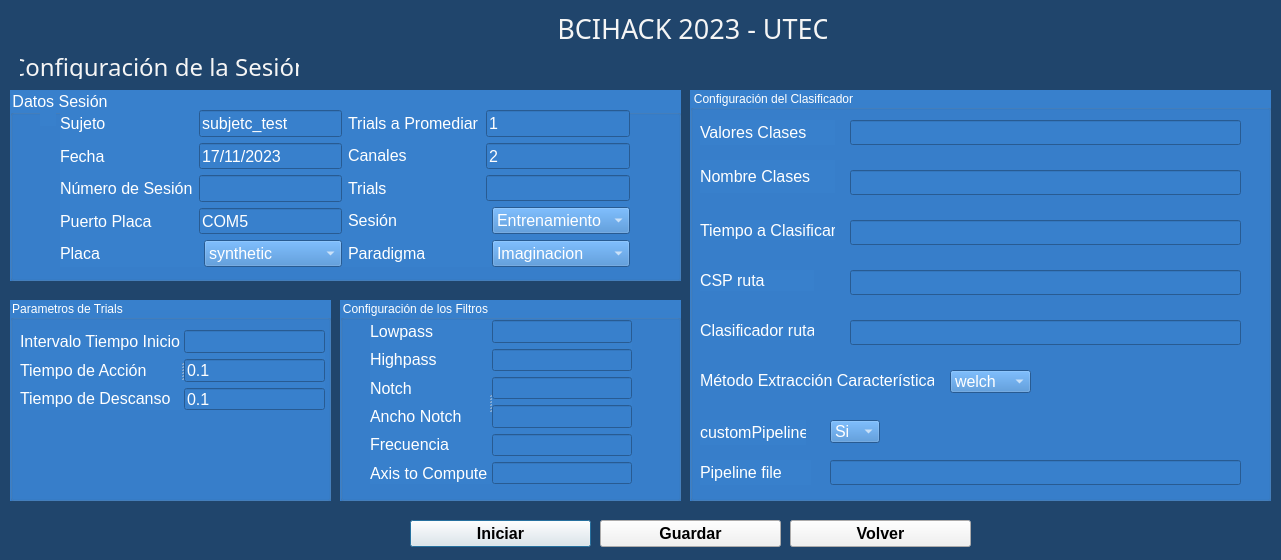
The window that Desarrollo/PythonScripts/scripts/GUIModule/config_registro.ui (lucasbaldezzari/bcihack2) describes before a commit, drawn with Qt 5.
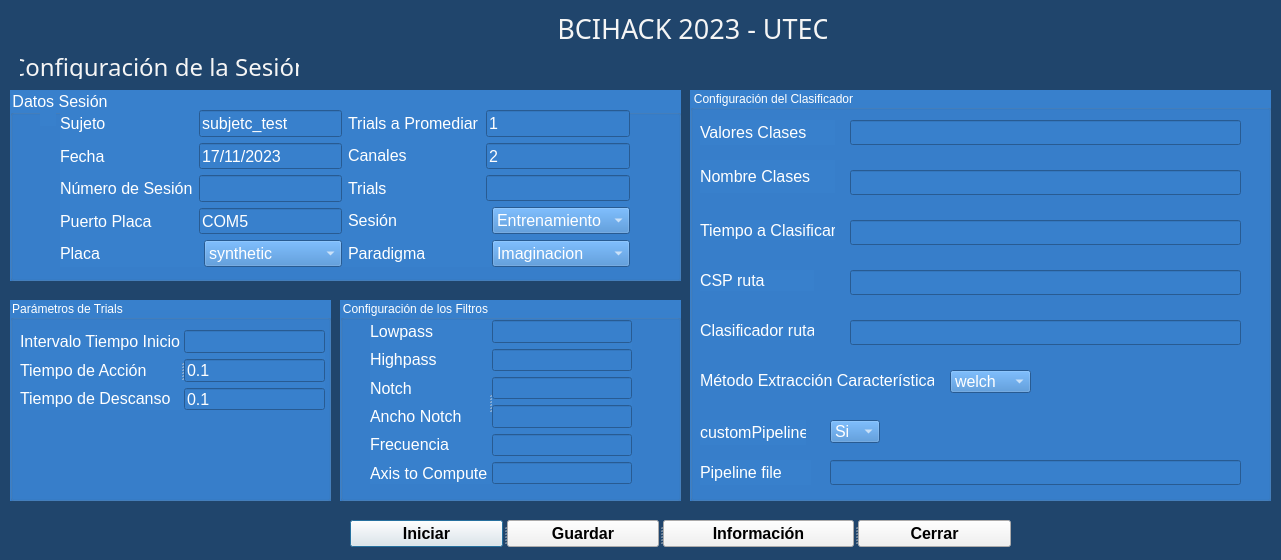
The same window after the commit.

Commit message: Agrego ajuste para el rango. Agrego interfaz para información

Patch:
```diff
--- a/Desarrollo/PythonScripts/scripts/GUIModule/config_registro.ui
+++ b/Desarrollo/PythonScripts/scripts/GUIModule/config_registro.ui
@@ -600,7 +600,7 @@
 background-color: rgb(56,128,204);</string>
    </property>
    <property name="title">
-    <string>Parametros de Trials</string>
+    <string>Parámetros de Trials</string>
    </property>
    <widget class="QSplitter" name="splitter_3">
     <property name="geometry">
@@ -1437,81 +1437,6 @@
     </property>
    </widget>
   </widget>
-  <widget class="QPushButton" name="btn_iniciar">
-   <property name="geometry">
-    <rect>
-     <x>410</x>
-     <y>520</y>
-     <width>181</width>
-     <height>27</height>
-    </rect>
-   </property>
-   <property name="font">
-    <font>
-     <pointsize>12</pointsize>
-     <weight>75</weight>
-     <bold>true</bold>
-    </font>
-   </property>
-   <property name="styleSheet">
-    <string notr="true">QPushButton{background-color:rgb(241,240,240);}
-
-QPushButton:hover{background-color:orange;}</string>
-   </property>
-   <property name="text">
-    <string>Iniciar</string>
-   </property>
-  </widget>
-  <widget class="QPushButton" name="btn_guardar">
-   <property name="geometry">
-    <rect>
-     <x>600</x>
-     <y>520</y>
-     <width>181</width>
-     <height>27</height>
-    </rect>
-   </property>
-   <property name="font">
-    <font>
-     <pointsize>12</pointsize>
-     <weight>75</weight>
-     <bold>true</bold>
-    </font>
-   </property>
-   <property name="styleSheet">
-    <string notr="true">QPushButton{background-color:rgb(241,240,240);}
-
-QPushButton:hover{background-color:orange;}</string>
-   </property>
-   <property name="text">
-    <string>Guardar</string>
-   </property>
-  </widget>
-  <widget class="QPushButton" name="btn_regresar">
-   <property name="geometry">
-    <rect>
-     <x>790</x>
-     <y>520</y>
-     <width>181</width>
-     <height>27</height>
-    </rect>
-   </property>
-   <property name="font">
-    <font>
-     <pointsize>12</pointsize>
-     <weight>75</weight>
-     <bold>true</bold>
-    </font>
-   </property>
-   <property name="styleSheet">
-    <string notr="true">QPushButton{background-color:rgb(241,240,240);}
-
-QPushButton:hover{background-color:orange;}</string>
-   </property>
-   <property name="text">
-    <string>Volver</string>
-   </property>
-  </widget>
   <widget class="QLabel" name="label_3">
    <property name="geometry">
     <rect>
@@ -1539,6 +1464,87 @@
     <set>Qt::AlignHCenter|Qt::AlignTop</set>
    </property>
   </widget>
+  <widget class="QSplitter" name="splitter_2">
+   <property name="geometry">
+    <rect>
+     <x>350</x>
+     <y>520</y>
+     <width>661</width>
+     <height>27</height>
+    </rect>
+   </property>
+   <property name="orientation">
+    <enum>Qt::Horizontal</enum>
+   </property>
+   <widget class="QPushButton" name="btn_iniciar">
+    <property name="font">
+     <font>
+      <pointsize>12</pointsize>
+      <weight>75</weight>
+      <bold>true</bold>
+     </font>
+    </property>
+    <property name="styleSheet">
+     <string notr="true">QPushButton{background-color:rgb(241,240,240);}
+
+QPushButton:hover{background-color:orange;}</string>
+    </property>
+    <property name="text">
+     <string>Iniciar</string>
+    </property>
+   </widget>
+   <widget class="QPushButton" name="btn_guardar">
+    <property name="font">
+     <font>
+      <pointsize>12</pointsize>
+      <weight>75</weight>
+      <bold>true</bold>
+     </font>
+    </property>
+    <property name="styleSheet">
+     <string notr="true">QPushButton{background-color:rgb(241,240,240);}
+
+QPushButton:hover{background-color:orange;}</string>
+    </property>
+    <property name="text">
+     <string>Guardar</string>
+    </property>
+   </widget>
+   <widget class="QPushButton" name="btn_info">
+    <property name="font">
+     <font>
+      <pointsize>12</pointsize>
+      <weight>75</weight>
+      <bold>true</bold>
+     </font>
+    </property>
+    <property name="styleSheet">
+     <string notr="true">QPushButton{background-color:rgb(241,240,240);}
+
+QPushButton:hover{background-color:orange;}</string>
+    </property>
+    <property name="text">
+     <string>Información</string>
+    </property>
+   </widget>
+   <widget class="QPushButton" name="btn_regresar">
+    <property name="font">
+     <font>
+      <pointsize>12</pointsize>
+      <weight>75</weight>
+      <bold>true</bold>
+     </font>
+    </property>
+    <property name="styleSheet">
+     <string notr="true">QPushButton{background-color:rgb(241,240,240);}
+
+QPushButton:hover{background-color:orange;}</string>
+    </property>
+    <property name="text">
+     <string>Cerrar</string>
+    </property>
+   </widget>
+  </widget>
  </widget>
  <resources/>
  <connections/>
```
The commit also changes 28 other files.
